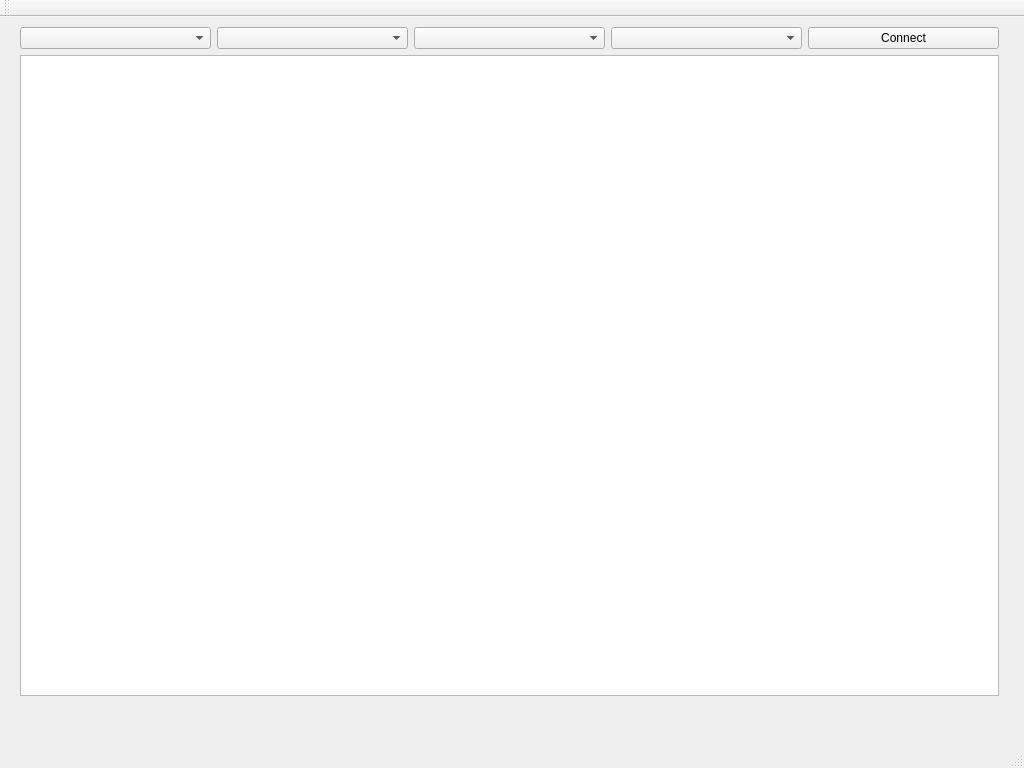
peredelkin/ecu_editor, file mainwindow.ui: the form before one commit.
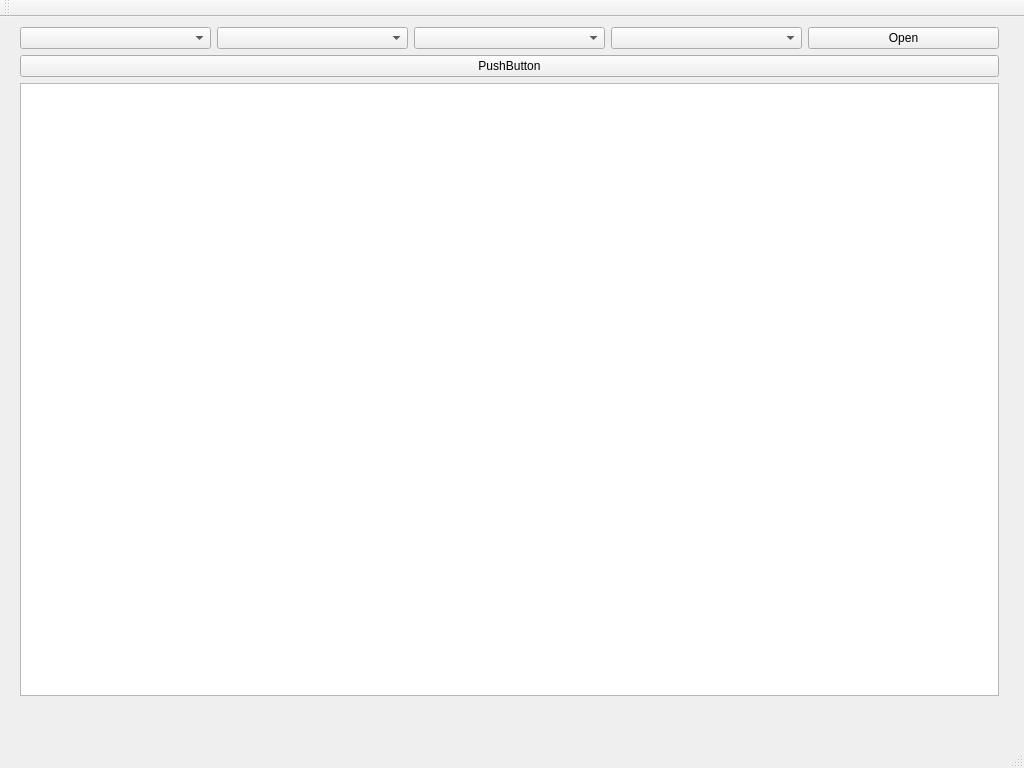
The form after the commit.

```diff
--- a/mainwindow.ui
+++ b/mainwindow.ui
@@ -11,11 +11,17 @@
    </rect>
   </property>
   <property name="sizePolicy">
-   <sizepolicy hsizetype="Fixed" vsizetype="Fixed">
+   <sizepolicy hsizetype="Expanding" vsizetype="Expanding">
     <horstretch>0</horstretch>
     <verstretch>0</verstretch>
    </sizepolicy>
   </property>
+  <property name="minimumSize">
+   <size>
+    <width>200</width>
+    <height>200</height>
+   </size>
+  </property>
   <property name="windowTitle">
    <string>MainWindow</string>
   </property>
@@ -65,7 +71,7 @@
        <item row="0" column="6">
         <widget class="QPushButton" name="pushButton_Connect">
          <property name="text">
-          <string>Connect</string>
+          <string>Open</string>
          </property>
          <property name="checkable">
           <bool>true</bool>
@@ -93,13 +99,20 @@
        </item>
       </layout>
      </item>
-     <item row="1" column="0">
+     <item row="3" column="0">
       <widget class="QTableWidget" name="tableWidget">
        <property name="sizeAdjustPolicy">
         <enum>QAbstractScrollArea::AdjustToContents</enum>
        </property>
       </widget>
      </item>
+     <item row="1" column="0">
+      <widget class="QPushButton" name="pushButton_send">
+       <property name="text">
+        <string>PushButton</string>
+       </property>
+      </widget>
+     </item>
     </layout>
    </widget>
   </widget>
```
